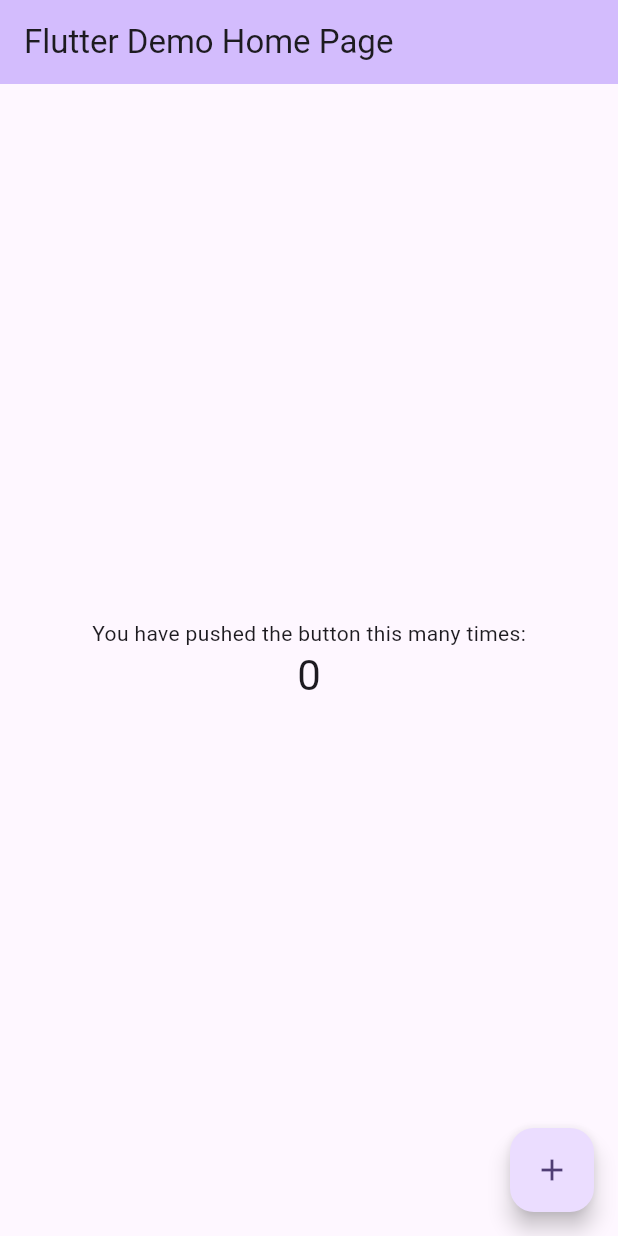
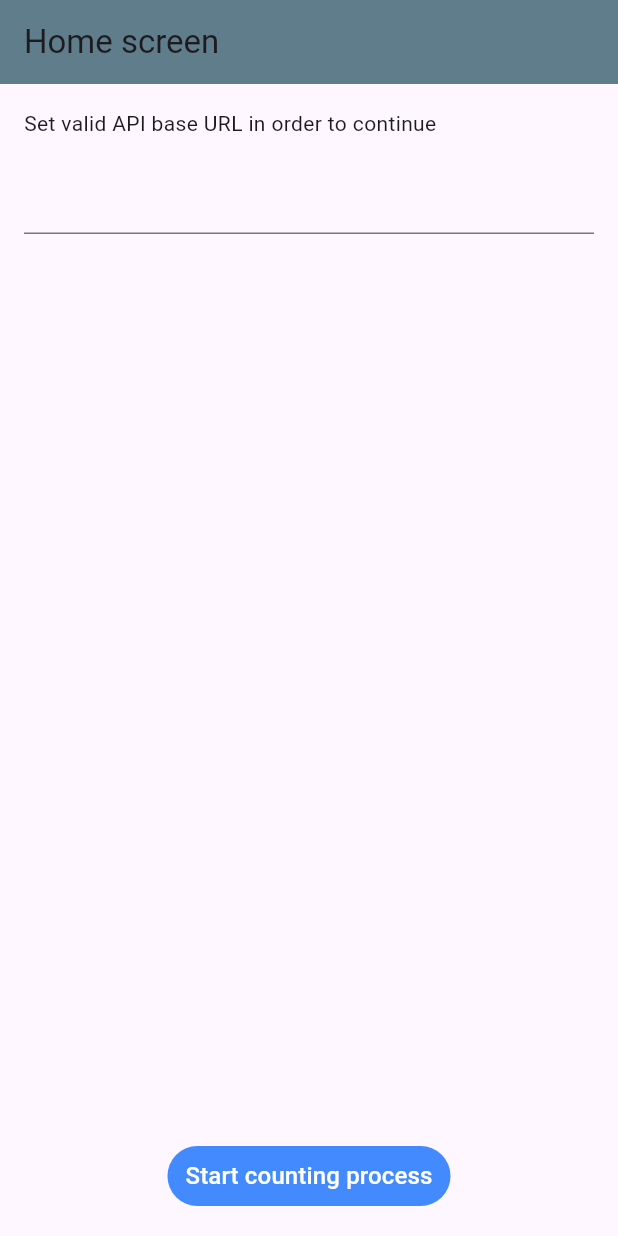
Before and after one commit to cuteUtya/webspark_test_task, a Flutter app: the screen it shows after launch, on a phone screen of 412 x 824 dp. Run offline on Flutter 3.47's test engine with Material 3 defaults, Android fonts, the phone set to English and light mode, and no system bars.

Commit message:
main task part

```diff
--- a/lib/main.dart
+++ b/lib/main.dart
@@ -1,4 +1,5 @@
 import 'package:flutter/material.dart';
+import 'package:webspark_test_task/view/home_screen.dart';
 
 void main() {
   runApp(const MyApp());
@@ -13,113 +14,10 @@ class MyApp extends StatelessWidget {
     return MaterialApp(
       title: 'Flutter Demo',
       theme: ThemeData(
-        // This is the theme of your application.
-        //
-        // TRY THIS: Try running your application with "flutter run". You'll see
-        // the application has a purple toolbar. Then, without quitting the app,
-        // try changing the seedColor in the colorScheme below to Colors.green
-        // and then invoke "hot reload" (save your changes or press the "hot
-        // reload" button in a Flutter-supported IDE, or press "r" if you used
-        // the command line to start the app).
-        //
-        // Notice that the counter didn't reset back to zero; the application
-        // state is not lost during the reload. To reset the state, use hot
-        // restart instead.
-        //
-        // This works for code too, not just values: Most code changes can be
-        // tested with just a hot reload.
         colorScheme: ColorScheme.fromSeed(seedColor: Colors.deepPurple),
         useMaterial3: true,
       ),
-      home: const MyHomePage(title: 'Flutter Demo Home Page'),
+      home: HomeScreen(),
     );
   }
 }
-
-class MyHomePage extends StatefulWidget {
-  const MyHomePage({super.key, required this.title});
-
-  // This widget is the home page of your application. It is stateful, meaning
-  // that it has a State object (defined below) that contains fields that affect
-  // how it looks.
-
-  // This class is the configuration for the state. It holds the values (in this
-  // case the title) provided by the parent (in this case the App widget) and
-  // used by the build method of the State. Fields in a Widget subclass are
-  // always marked "final".
-
-  final String title;
-
-  @override
-  State<MyHomePage> createState() => _MyHomePageState();
-}
-
-class _MyHomePageState extends State<MyHomePage> {
-  int _counter = 0;
-
-  void _incrementCounter() {
-    setState(() {
-      // This call to setState tells the Flutter framework that something has
-      // changed in this State, which causes it to rerun the build method below
-      // so that the display can reflect the updated values. If we changed
-      // _counter without calling setState(), then the build method would not be
-      // called again, and so nothing would appear to happen.
-      _counter++;
-    });
-  }
-
-  @override
-  Widget build(BuildContext context) {
-    // This method is rerun every time setState is called, for instance as done
-    // by the _incrementCounter method above.
-    //
-    // The Flutter framework has been optimized to make rerunning build methods
-    // fast, so that you can just rebuild anything that needs updating rather
-    // than having to individually change instances of widgets.
-    return Scaffold(
-      appBar: AppBar(
-        // TRY THIS: Try changing the color here to a specific color (to
-        // Colors.amber, perhaps?) and trigger a hot reload to see the AppBar
-        // change color while the other colors stay the same.
-        backgroundColor: Theme.of(context).colorScheme.inversePrimary,
-        // Here we take the value from the MyHomePage object that was created by
-        // the App.build method, and use it to set our appbar title.
-        title: Text(widget.title),
-      ),
-      body: Center(
-        // Center is a layout widget. It takes a single child and positions it
-        // in the middle of the parent.
-        child: Column(
-          // Column is also a layout widget. It takes a list of children and
-          // arranges them vertically. By default, it sizes itself to fit its
-          // children horizontally, and tries to be as tall as its parent.
-          //
-          // Column has various properties to control how it sizes itself and
-          // how it positions its children. Here we use mainAxisAlignment to
-          // center the children vertically; the main axis here is the vertical
-          // axis because Columns are vertical (the cross axis would be
-          // horizontal).
-          //
-          // TRY THIS: Invoke "debug painting" (choose the "Toggle Debug Paint"
-          // action in the IDE, or press "p" in the console), to see the
-          // wireframe for each widget.
-          mainAxisAlignment: MainAxisAlignment.center,
-          children: <Widget>[
-            const Text(
-              'You have pushed the button this many times:',
-            ),
-            Text(
-              '$_counter',
-              style: Theme.of(context).textTheme.headlineMedium,
-            ),
-          ],
-        ),
-      ),
-      floatingActionButton: FloatingActionButton(
-        onPressed: _incrementCounter,
-        tooltip: 'Increment',
-        child: const Icon(Icons.add),
-      ), // This trailing comma makes auto-formatting nicer for build methods.
-    );
-  }
-}
--- /dev/null
+++ b/lib/view/home_screen.dart
@@ -0,0 +1,47 @@
+import 'package:flutter/material.dart';
+import 'package:webspark_test_task/view/process_screen.dart';
+
+class HomeScreen extends StatelessWidget {
+  TextEditingController controller = TextEditingController();
+  @override
+  Widget build(BuildContext context) {
+    return Scaffold(
+      appBar: AppBar(
+        title: const Text('Home screen'),
+        backgroundColor: Colors.blueGrey,
+      ),
+      body: Padding(
+        padding: const EdgeInsets.all(16),
+        child: Column(
+          crossAxisAlignment: CrossAxisAlignment.start,
+          children: [
+            const Text('Set valid API base URL in order to continue'),
+            const SizedBox(height: 16),
+            TextField(controller: controller),
+            const Spacer(),
+            Center(
+              child: TextButton(
+                //TODO validate the URL
+                onPressed: () => Navigator.of(context).push(
+                  MaterialPageRoute(
+                    builder: (d) => ProcessScreen(apiUrl: controller.text),
+                  ),
+                ),
+                style: ButtonStyle(
+                  backgroundColor: WidgetStateProperty.all(Colors.blueAccent),
+                ),
+                child: const Text(
+                  'Start counting process',
+                  style: TextStyle(
+                    color: Colors.white,
+                    fontSize: 16,
+                  ),
+                ),
+              ),
+            ),
+          ],
+        ),
+      ),
+    );
+  }
+}
--- a/pubspec.yaml
+++ b/pubspec.yaml
@@ -35,6 +35,7 @@ dependencies:
   # The following adds the Cupertino Icons font to your application.
   # Use with the CupertinoIcons class for iOS style icons.
   cupertino_icons: ^1.0.6
+  http: ^1.2.1
 
 dev_dependencies:
   flutter_test:
```
Also changed, not shown: lib/model/repository/search_api.dart (added, +46 -0 lines), lib/model/types/search_result.dart (added, +25 -0 lines), lib/model/types/search_task.dart (added, +106 -0 lines), lib/view/preview_screen.dart (added, +60 -0 lines), lib/view/process_screen.dart (added, +103 -0 lines), lib/view/result_list_screen.dart (added, +44 -0 lines).
